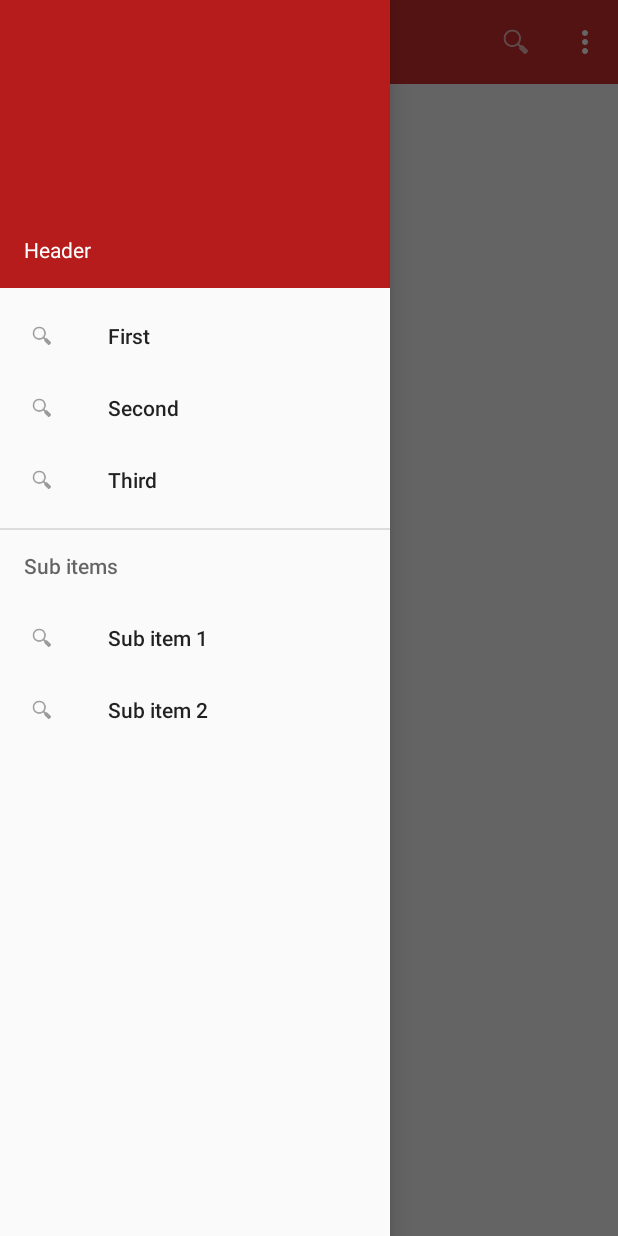
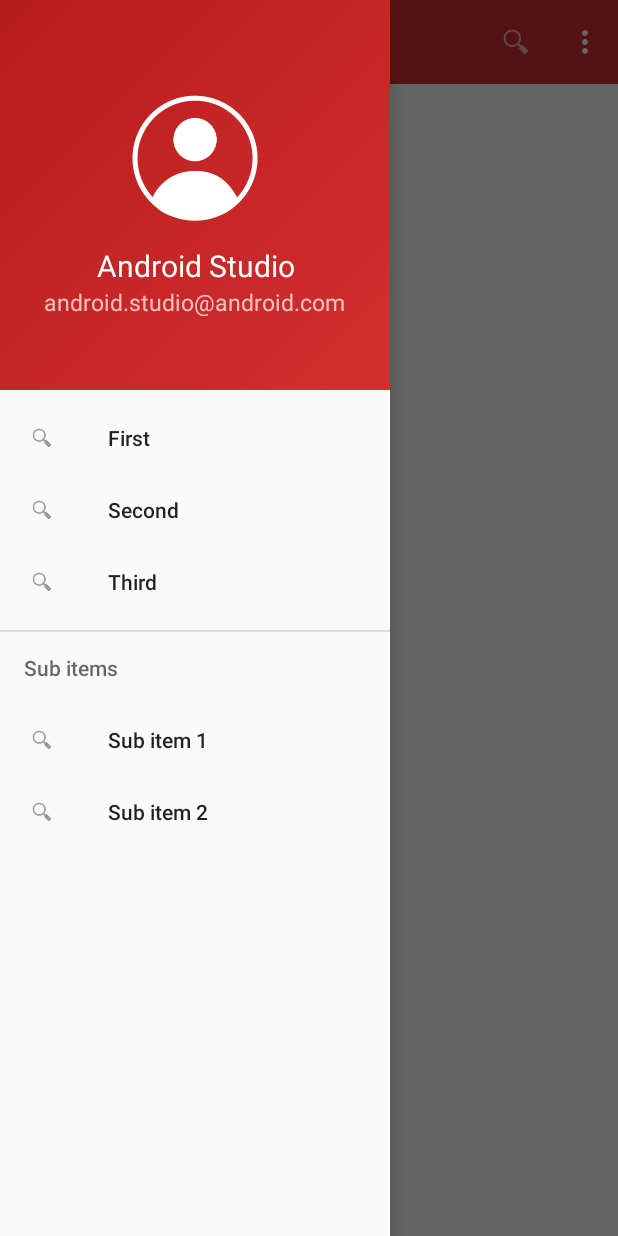
Before and after one commit to t1moon/BonusHub, an Android app: the screen it shows after launch (MainActivity), with the side drawer open, on a phone screen of 412 x 824 dp. Run offline under Robolectric (Android 15) with nearby library versions, the phone set to English and light mode, and no system bars; libraries missing offline, so code that uses them is left out: com.google.zxing.integration.

Commit message:
refactor nav drawer

```diff
--- /dev/null
+++ b/host/src/main/res/drawable/side_nav_bar.xml
@@ -0,0 +1,9 @@
+<?xml version="1.0" encoding="utf-8"?>
+<shape xmlns:android="http://schemas.android.com/apk/res/android"
+    android:shape="rectangle" >
+    <gradient
+        android:startColor="@color/colorPrimary"
+        android:endColor="@color/colorPrimaryDark"
+        android:type="linear"
+        android:angle="135"/>
+</shape>
--- a/host/src/main/res/layout/nav_header.xml
+++ b/host/src/main/res/layout/nav_header.xml
@@ -1,18 +1,37 @@
 <?xml version="1.0" encoding="utf-8"?>
 <LinearLayout xmlns:android="http://schemas.android.com/apk/res/android"
     android:layout_width="match_parent"
-    android:layout_height="192dp"
-    android:background="?attr/colorPrimaryDark"
-    android:padding="16dp"
-    android:theme="@style/ThemeOverlay.AppCompat.Dark"
+    android:layout_height="@dimen/nav_header_height"
+    android:background="@drawable/side_nav_bar"
+    android:gravity="center"
     android:orientation="vertical"
-    android:gravity="bottom">
+    android:paddingBottom="@dimen/activity_vertical_margin"
+    android:paddingLeft="@dimen/activity_horizontal_margin"
+    android:paddingRight="@dimen/activity_horizontal_margin"
+    android:paddingTop="@dimen/activity_vertical_margin"
+    android:theme="@style/ThemeOverlay.AppCompat.Dark">
+
+    <ImageView
+        android:id="@+id/imageView"
+        android:layout_width="100dp"
+        android:layout_height="100dp"
+        android:paddingTop="@dimen/nav_header_vertical_spacing"
+        android:src="@drawable/ic_profile" />
 
     <TextView
         android:layout_width="match_parent"
         android:layout_height="wrap_content"
-        android:text="Header"
-        android:textColor="@android:color/white"
-        android:textAppearance="@style/TextAppearance.AppCompat.Body1"/>
+        android:gravity="center"
+        android:paddingTop="@dimen/nav_header_vertical_spacing"
+        android:text="Android Studio"
+        android:textSize="20dp"
+        android:textAppearance="@style/TextAppearance.AppCompat.Body1" />
+
+    <TextView
+        android:id="@+id/textView"
+        android:layout_width="wrap_content"
+        android:layout_height="wrap_content"
+        android:text="android.studio@android.com"
+        android:textSize="15dp"/>
 
 </LinearLayout>
--- a/host/src/main/res/values/dimens.xml
+++ b/host/src/main/res/values/dimens.xml
@@ -3,4 +3,6 @@
     <dimen name="activity_horizontal_margin">16dp</dimen>
     <dimen name="activity_vertical_margin">16dp</dimen>
     <dimen name="nav_drawer_width">260dp</dimen>
+    <dimen name="nav_header_vertical_spacing">16dp</dimen>
+    <dimen name="nav_header_height">260dp</dimen>
 </resources>
```
